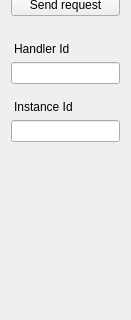
Before: the Qt Designer form src/util/sate/src/operationswidget.ui in SafirSDK/safir-sdk-core, drawn with Qt 5; both pictures show x 0 to 131 and y 213 to 533 of the 131 by 636 pixel window.
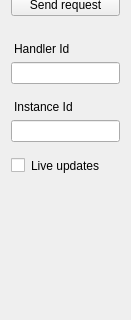
After: the same form once the commit is applied.

```diff
--- a/src/util/sate/src/operationswidget.ui
+++ b/src/util/sate/src/operationswidget.ui
@@ -99,6 +99,16 @@
    <item>
     <widget class="QLineEdit" name="instanceEdit"/>
    </item>
+   <item>
+    <widget class="QCheckBox" name="liveUpdateCheckBox">
+     <property name="styleSheet">
+      <string notr="true">margin-top: 10px;</string>
+     </property>
+     <property name="text">
+      <string>Live updates</string>
+     </property>
+    </widget>
+   </item>
    <item>
     <spacer name="verticalSpacer">
      <property name="orientation">
```
